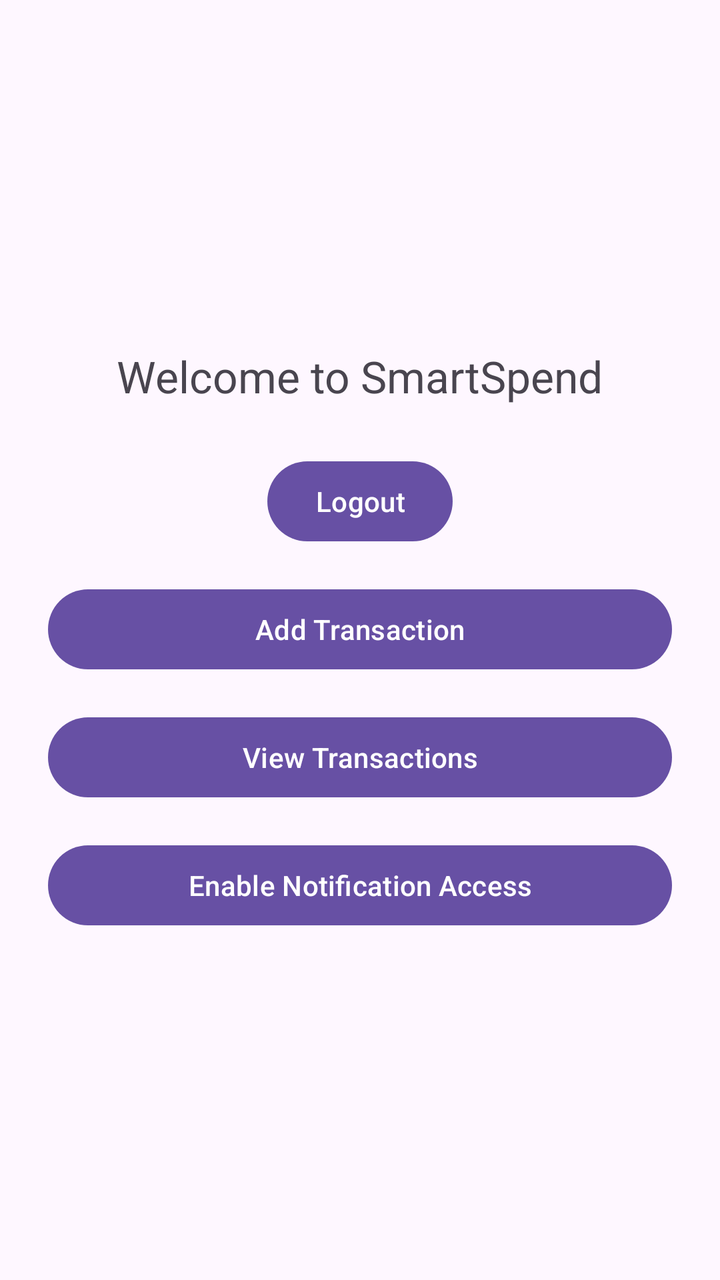
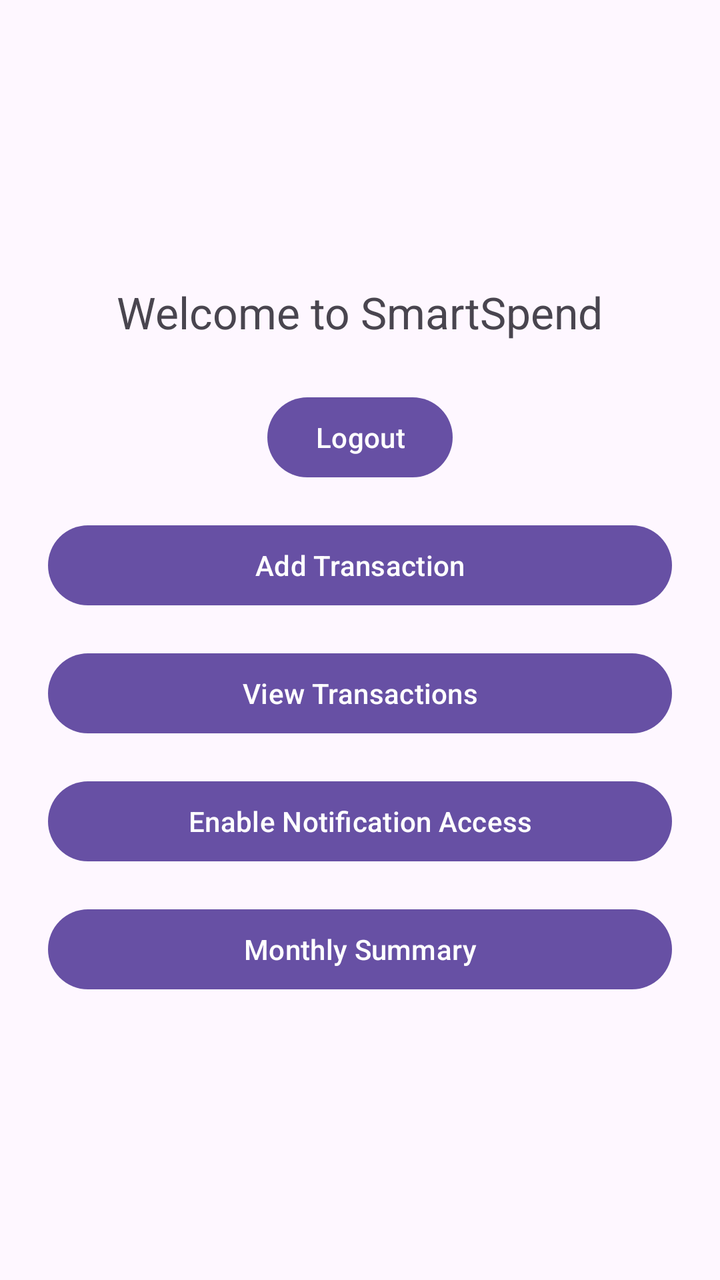

Screens rendered from an Android XML layout before and after an edit, with the pre-edit source and the edit as a unified diff.
<!-- AndroidManifest.xml: application theme Theme.SmartSpend -->
<!-- res/layout/activity_home.xml -->
<?xml version="1.0" encoding="utf-8"?>
<LinearLayout xmlns:android="http://schemas.android.com/apk/res/android"
    android:layout_width="match_parent"
    android:layout_height="match_parent"
    android:orientation="vertical"
    android:gravity="center"
    android:padding="24dp">

    <TextView
        android:id="@+id/tvWelcome"
        android:layout_width="wrap_content"
        android:layout_height="wrap_content"
        android:text="Welcome to SmartSpend"
        android:textSize="22sp"
        android:layout_marginBottom="24dp" />

    <Button
        android:id="@+id/btnLogout"
        android:layout_width="wrap_content"
        android:layout_height="wrap_content"
        android:text="Logout" />

    <Button
        android:id="@+id/btnAddTransaction"
        android:layout_width="match_parent"
        android:layout_height="wrap_content"
        android:text="Add Transaction"
        android:layout_marginTop="16dp" />

    <Button
        android:id="@+id/btnViewTransactions"
        android:layout_width="match_parent"
        android:layout_height="wrap_content"
        android:text="View Transactions"
        android:layout_marginTop="16dp" />

    <Button
        android:id="@+id/btnEnableNotificationAccess"
        android:layout_width="match_parent"
        android:layout_height="wrap_content"
        android:text="Enable Notification Access"
        android:layout_marginTop="16dp" />
</LinearLayout>
<!-- resources referenced by this layout -->
<resources>
  <style name="Theme.SmartSpend" parent="Base.Theme.SmartSpend" />
  <style name="Base.Theme.SmartSpend" parent="Theme.Material3.DayNight.NoActionBar">
          
          
      </style>
</resources>

<!-- the commit's change to res/layout/activity_home.xml (unified diff, before → after) -->
@@ -40,4 +40,12 @@
         android:layout_height="wrap_content"
         android:text="Enable Notification Access"
         android:layout_marginTop="16dp" />
+
+    <Button
+        android:id="@+id/btnMonthlySummary"
+        android:layout_width="match_parent"
+        android:layout_height="wrap_content"
+        android:text="Monthly Summary"
+        android:layout_marginTop="16dp" />
+
 </LinearLayout>
